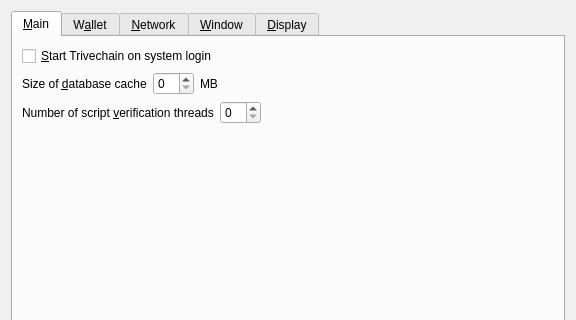
Qt form src/qt/forms/optionsdialog.ui (trivechain/trivechain-core) before a commit; both pictures show x 0 to 576 and y 0 to 320 of the 576 by 463 pixel window.
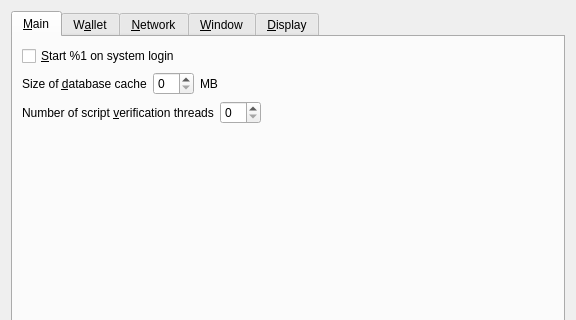
The same form after that commit. Custom widgets are drawn as their Qt base class.

Diff of the .ui file:
```diff
--- a/src/qt/forms/optionsdialog.ui
+++ b/src/qt/forms/optionsdialog.ui
@@ -33,7 +33,7 @@
           <string>Automatically start Trivechain after logging in to the system.</string>
          </property>
          <property name="text">
-          <string>&amp;Start Trivechain on system login</string>
+          <string>&amp;Start %1 on system login</string>
          </property>
         </widget>
        </item>
```
Left out of the diff: 14 changed lines with no effect on the pictures.
